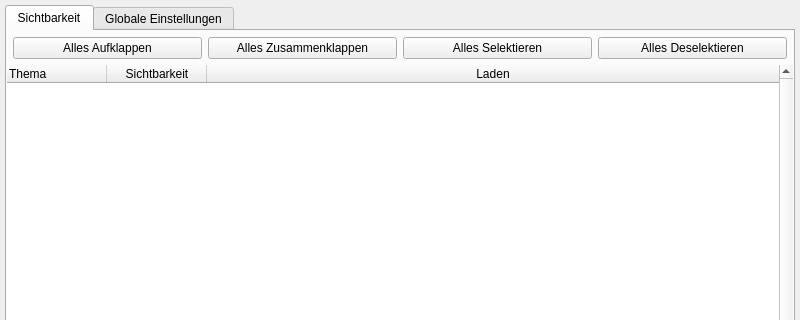
Before: the Qt Designer form ui/settings_dialog.ui in geoObserver/geobasis_loader, drawn with Qt 5; both pictures show x 0 to 800 and y 0 to 320 of the 800 by 800 pixel window.
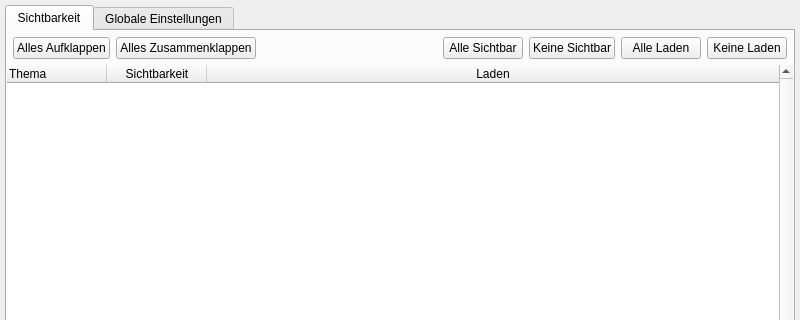
After: the same form once the commit is applied.

Commit message: Add dedicated visibility and loading check buttons to SettingsDialog for improved item management

Diff of the .ui file:
```diff
--- a/ui/settings_dialog.ui
+++ b/ui/settings_dialog.ui
@@ -104,16 +104,46 @@
           </widget>
          </item>
          <item>
-          <widget class="QPushButton" name="check_button">
+          <spacer name="horizontalSpacer">
+           <property name="orientation">
+            <enum>Qt::Horizontal</enum>
+           </property>
+           <property name="sizeType">
+            <enum>QSizePolicy::Expanding</enum>
+           </property>
+           <property name="sizeHint" stdset="0">
+            <size>
+             <width>40</width>
+             <height>20</height>
+            </size>
+           </property>
+          </spacer>
+         </item>
+         <item>
+          <widget class="QPushButton" name="check_visibility_button">
            <property name="text">
-            <string>Alles Selektieren</string>
+            <string>Alle Sichtbar</string>
            </property>
           </widget>
          </item>
          <item>
           <widget class="QPushButton" name="uncheck_button">
            <property name="text">
-            <string>Alles Deselektieren</string>
+            <string>Keine Sichtbar</string>
+           </property>
+          </widget>
+         </item>
+         <item>
+          <widget class="QPushButton" name="check_loading_button">
+           <property name="text">
+            <string>Alle Laden</string>
+           </property>
+          </widget>
+         </item>
+         <item>
+          <widget class="QPushButton" name="uncheck_loading_button">
+           <property name="text">
+            <string>Keine Laden</string>
            </property>
           </widget>
          </item>
```
Left out of the diff: 2 changed lines with no effect on the pictures. The commit also changes 1 other file.
